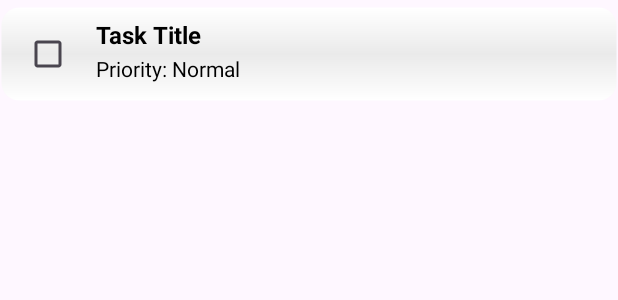
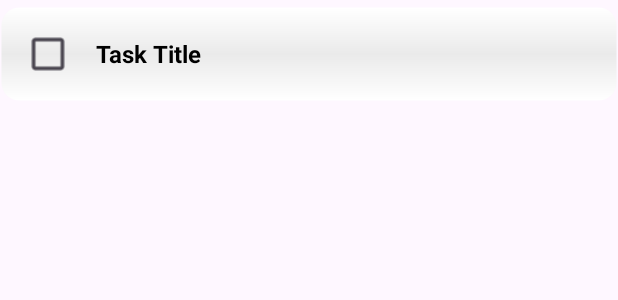
Before and after one commit to MercyMaya/TaskR, an Android app: the layout item_task.xml on its own in the app's theme, with its tools: preview values and no code run, on a phone screen of 412 x 824 dp. Shown: the top 300 px of the screen. Run offline under Robolectric (Android 15) with nearby library versions, the phone set to English and light mode, and no system bars.

Commit message:
Edited layouts Checkbox increased in size to 1.2 scale Priority dropdown selector now has title Tasks are now in sections

```diff
--- a/app/src/main/java/com/mercymayagames/taskr/ui/main/fragments/SettingsFragment.kt
+++ b/app/src/main/java/com/mercymayagames/taskr/ui/main/fragments/SettingsFragment.kt
@@ -92,7 +92,6 @@ class SettingsFragment : Fragment() {
      */
     private fun openVenmo(amount: Double?) {
         // Basic Venmo URL approach.
-        // You could do "venmo://paycharge?txn=pay&..." but many rely on https://venmo.com/...
         val baseUrl = "https://venmo.com/u/Mercy-Maya?txn=pay"
 
         // If an amount was specified, add it to the query
--- a/app/src/main/res/layout/item_task.xml
+++ b/app/src/main/res/layout/item_task.xml
@@ -1,9 +1,9 @@
 <?xml version="1.0" encoding="utf-8"?>
 <!--
-In the following layout, we show a row with:
-- Checkbox (to mark completed/incomplete)
-- A vertical layout for Title/Priority
-- An expanded area with Description, Edit icon, and optional Delete icon
+This layout displays a task row with:
+- A checkbox to mark completed/incomplete
+- A vertical container for the task title and the expandable area
+- An expandable area for the description, edit icon, and (optionally) delete icon
 -->
 <LinearLayout
     xmlns:android="http://schemas.android.com/apk/res/android"
@@ -13,42 +13,38 @@ In the following layout, we show a row with:
     android:orientation="horizontal"
     android:padding="8dp"
     android:background="@drawable/bg_task_item"
-    android:layout_marginVertical="4dp">
+    android:layout_marginVertical="4dp"
+    android:gravity="center_vertical">
 
     <!-- Checkbox for marking the task as completed -->
     <CheckBox
         android:id="@+id/cbCompleted"
         android:layout_width="wrap_content"
         android:layout_height="wrap_content"
-        android:contentDescription="@string/mark_task_completed" />
+        android:layout_gravity="top"
+    android:scaleX="1.2"
+    android:scaleY="1.2"
+    android:contentDescription="@string/mark_task_completed" />
 
-    <!-- Container for Title, Priority, and the expanded area -->
+    <!-- Container for Title and the expanded area -->
     <LinearLayout
         android:id="@+id/llContent"
         android:layout_width="match_parent"
         android:layout_height="wrap_content"
-        android:layout_marginLeft="8dp"
-        android:orientation="vertical">
+        android:layout_marginStart="8dp"
+        android:orientation="vertical"
+        android:gravity="center_vertical">
 
         <!-- Task Title -->
         <TextView
             android:id="@+id/tvTitle"
-            android:layout_width="wrap_content"
+            android:layout_width="match_parent"
             android:layout_height="wrap_content"
-            android:text="Task Title"
+            android:text="@string/task_title"
+            android:gravity="center_vertical"
             android:textStyle="bold"
             android:textSize="16sp"
-            android:textColor="@color/highContrastText"/>
-
-        <!-- Task Priority -->
-        <TextView
-            android:id="@+id/tvPriority"
-            android:layout_width="wrap_content"
-            android:layout_height="wrap_content"
-            android:text="Priority: Normal"
-            android:textColor="@color/highContrastText"
-            android:textSize="14sp"
-            android:paddingTop="2dp" />
+            android:textColor="@color/highContrastText" />
 
         <!-- Expanded area: includes description, edit icon, and optional delete icon -->
         <LinearLayout
@@ -66,17 +62,17 @@ In the following layout, we show a row with:
                 android:layout_width="0dp"
                 android:layout_height="wrap_content"
                 android:layout_weight="1"
-                android:text="Task Description"
+                android:text="@string/task_description"
                 android:textColor="@color/highContrastText"
                 android:textSize="14sp" />
 
-            <!-- Edit Icon (now tinted) -->
+            <!-- Edit Icon (tinted) -->
             <ImageView
                 android:id="@+id/ivEditTask"
                 android:layout_width="32dp"
                 android:layout_height="32dp"
                 android:src="@drawable/ic_edit"
-                android:layout_marginLeft="8dp"
+                android:layout_marginStart="8dp"
                 android:contentDescription="@string/edit_task"
                 app:tint="@color/highContrastText" />
 
@@ -86,7 +82,7 @@ In the following layout, we show a row with:
                 android:layout_width="32dp"
                 android:layout_height="32dp"
                 android:src="@drawable/ic_delete"
-                android:layout_marginLeft="8dp"
+                android:layout_marginStart="8dp"
                 android:contentDescription="@string/delete_task"
                 android:visibility="gone"
                 app:tint="@color/highContrastText" />
--- a/app/src/main/res/values/strings.xml
+++ b/app/src/main/res/values/strings.xml
@@ -59,4 +59,5 @@
     <string name="custom">Custom</string>
     <string name="manual_venmo">If you prefer to send a tip manually, my Venmo user is: @Mercy-Maya</string>
     <string name="tip_prompt">Are you finding the app useful? Show your appreciation for this completely free app by sending a tip through Venmo!</string>
+    <string name="task_priority">Task Priority</string>
 </resources>
```
Also changed, not shown: app/src/main/java/com/mercymayagames/taskr/ui/adapters/TaskAdapter.kt (+141 -70 lines), app/src/main/java/com/mercymayagames/taskr/ui/main/fragments/CompletedTasksFragment.kt (+37 -66 lines), app/src/main/java/com/mercymayagames/taskr/ui/main/fragments/TasksFragment.kt (+79 -89 lines), app/src/main/res/layout/dialog_add_task.xml (+10 -2 lines), app/src/main/res/layout/priority_header.xml (added, +10 -0 lines), 2 other files.
